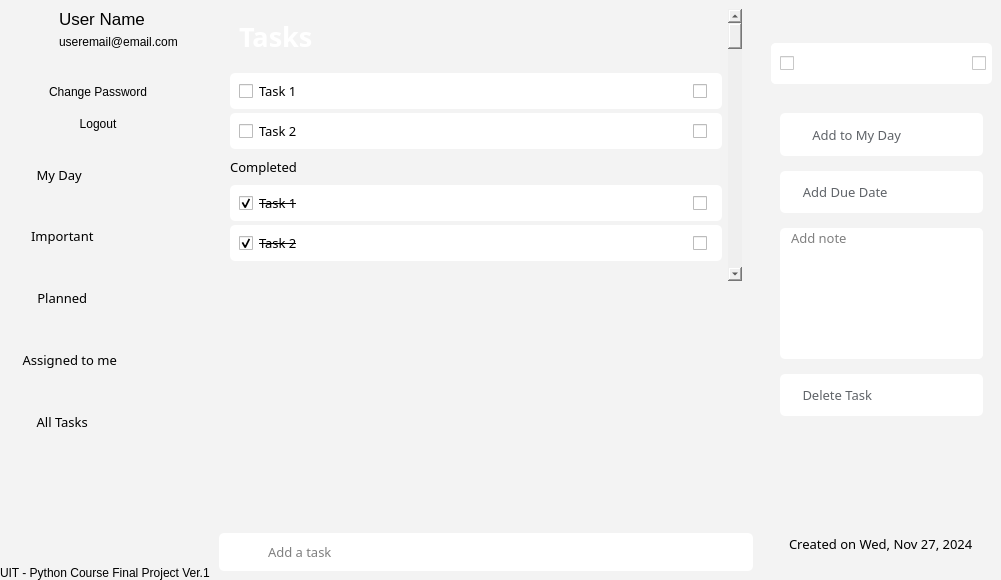
AgentMajin/taskify, file ui/ui-design.ui: the form before one commit.
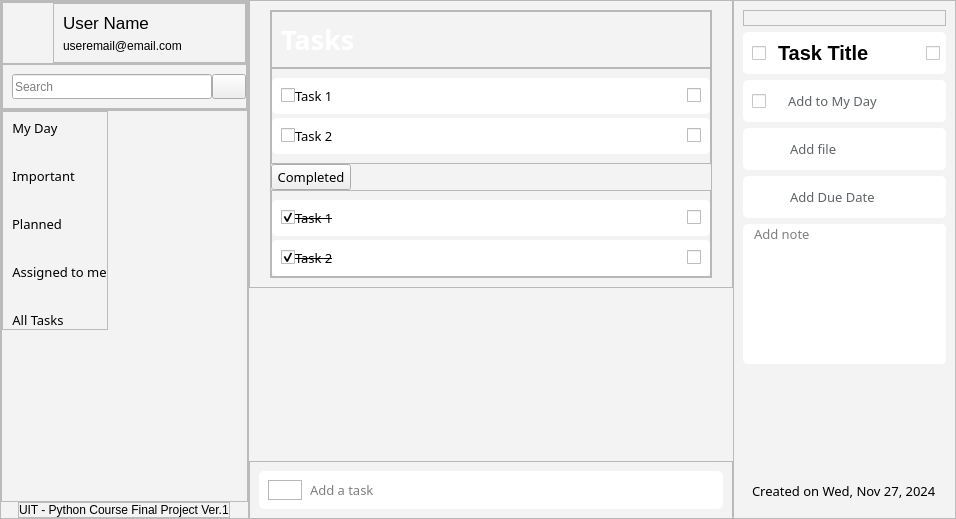
The form after the commit. The open tabs and pages were chosen to show the change. Icons and pictures are not drawn.

Commit message: update-icon-source

The edit to the form file:
```diff
--- a/ui/ui-design.ui
+++ b/ui/ui-design.ui
@@ -6,8 +6,8 @@
    <rect>
     <x>0</x>
     <y>0</y>
-    <width>1001</width>
-    <height>580</height>
+    <width>956</width>
+    <height>519</height>
    </rect>
   </property>
   <property name="sizePolicy">
@@ -40,9 +40,6 @@
      <verstretch>0</verstretch>
     </sizepolicy>
    </property>
-   <property name="styleSheet">
-    <string notr="true">border: none</string>
-   </property>
    <layout class="QHBoxLayout" name="horizontalLayout">
     <property name="spacing">
      <number>0</number>
@@ -222,23 +219,17 @@
             </layout>
            </widget>
           </item>
-          <item>
+          <item alignment="Qt::AlignLeft">
            <widget class="QFrame" name="search_frame_2">
             <property name="enabled">
              <bool>true</bool>
             </property>
             <property name="sizePolicy">
-             <sizepolicy hsizetype="Minimum" vsizetype="Preferred">
+             <sizepolicy hsizetype="Minimum" vsizetype="Fixed">
               <horstretch>0</horstretch>
               <verstretch>0</verstretch>
              </sizepolicy>
             </property>
-            <property name="minimumSize">
-             <size>
-              <width>0</width>
-              <height>100</height>
-             </size>
-            </property>
             <property name="styleSheet">
              <string notr="true">padding-top: 0px;
 margin-top:0px;</string>
@@ -249,7 +240,7 @@
             <property name="frameShadow">
              <enum>QFrame::Raised</enum>
             </property>
-            <layout class="QVBoxLayout" name="verticalLayout_11">
+            <layout class="QHBoxLayout" name="horizontalLayout_10">
              <property name="spacing">
               <number>0</number>
              </property>
@@ -269,16 +260,54 @@
               <number>9</number>
              </property>
              <item>
-              <widget class="QPushButton" name="pushButton_2">
-               <property name="text">
-                <string>Change Password</string>
+              <widget class="QLineEdit" name="search_input">
+               <property name="sizePolicy">
+                <sizepolicy hsizetype="Preferred" vsizetype="Preferred">
+                 <horstretch>0</horstretch>
+                 <verstretch>0</verstretch>
+                </sizepolicy>
+               </property>
+               <property name="minimumSize">
+                <size>
+                 <width>200</width>
+                 <height>25</height>
+                </size>
+               </property>
+               <property name="styleSheet">
+                <string notr="true">background-color:none;
+margin:0px;
+padding: 0px;</string>
+               </property>
+               <property name="placeholderText">
+                <string>Search</string>
                </property>
               </widget>
              </item>
              <item>
-              <widget class="QPushButton" name="pushButton_3">
+              <widget class="QPushButton" name="search_button">
+               <property name="sizePolicy">
+                <sizepolicy hsizetype="Fixed" vsizetype="Fixed">
+                 <horstretch>0</horstretch>
+                 <verstretch>0</verstretch>
+                </sizepolicy>
+               </property>
+               <property name="minimumSize">
+                <size>
+                 <width>0</width>
+                 <height>25</height>
+                </size>
+               </property>
+               <property name="styleSheet">
+                <string notr="true">background: none;
+margin: 0px;
+padding: 0px;</string>
+               </property>
                <property name="text">
-                <string>Logout</string>
+                <string/>
+               </property>
+               <property name="icon">
+                <iconset resource="../resources/icon.qrc">
+                 <normaloff>:/icon/icons/search_24dp_5F6368_FILL0_wght400_GRAD0_opsz24.png</normaloff>:/icon/icons/search_24dp_5F6368_FILL0_wght400_GRAD0_opsz24.png</iconset>
                </property>
               </widget>
              </item>
@@ -296,9 +325,6 @@
            <verstretch>0</verstretch>
           </sizepolicy>
          </property>
-         <property name="styleSheet">
-          <string notr="true">background:transparent</string>
-         </property>
          <property name="frameShape">
           <enum>QFrame::StyledPanel</enum>
          </property>
@@ -321,65 +347,26 @@
           <property name="bottomMargin">
            <number>0</number>
           </property>
-          <item alignment="Qt::AlignTop">
+          <item alignment="Qt::AlignLeft|Qt::AlignTop">
            <widget class="QFrame" name="menu_frame">
             <property name="sizePolicy">
-             <sizepolicy hsizetype="Preferred" vsizetype="Expanding">
-              <horstretch>0</horstretch>
-              <verstretch>0</verstretch>
-             </sizepolicy>
-            </property>
-            <property name="frameShape">
-             <enum>QFrame::StyledPanel</enum>
-            </property>
-            <property name="frameShadow">
-             <enum>QFrame::Raised</enum>
-            </property>
-            <layout class="QVBoxLayout" name="verticalLayout_8">
-             <property name="spacing">
-              <number>26</number>
-             </property>
-             <property name="leftMargin">
-              <number>0</number>
-             </property>
-             <property name="topMargin">
-              <number>0</number>
-             </property>
-             <property name="rightMargin">
-              <number>0</number>
-             </property>
-             <property name="bottomMargin">
-              <number>0</number>
-             </property>
-             <item>
-              <widget class="QFrame" name="item_frame_1">
-               <property name="sizePolicy">
                 <sizepolicy hsizetype="Preferred" vsizetype="Fixed">
                  <horstretch>0</horstretch>
                  <verstretch>0</verstretch>
                 </sizepolicy>
                </property>
-               <property name="styleSheet">
-                <string notr="true">#item_frame_1::hover {
-    background-color: rgba(255, 255, 255, 0.8); 
-	border: 1px
-}</string>
-               </property>
                <property name="frameShape">
                 <enum>QFrame::StyledPanel</enum>
                </property>
                <property name="frameShadow">
                 <enum>QFrame::Raised</enum>
                </property>
-               <layout class="QHBoxLayout" name="horizontalLayout_7">
-                <property name="spacing">
-                 <number>0</number>
-                </property>
+            <layout class="QGridLayout" name="gridLayout">
                 <property name="leftMargin">
-                 <number>0</number>
+              <number>9</number>
                 </property>
                 <property name="topMargin">
-                 <number>0</number>
+              <number>7</number>
                 </property>
                 <property name="rightMargin">
                  <number>0</number>
@@ -387,10 +374,16 @@
                 <property name="bottomMargin">
                  <number>0</number>
                 </property>
-                <item>
+             <property name="horizontalSpacing">
+              <number>20</number>
+             </property>
+             <property name="verticalSpacing">
+              <number>30</number>
+             </property>
+             <item row="0" column="0">
                  <widget class="QPushButton" name="my_day_button">
                   <property name="sizePolicy">
-                   <sizepolicy hsizetype="Preferred" vsizetype="Fixed">
+                <sizepolicy hsizetype="Fixed" vsizetype="Fixed">
                     <horstretch>0</horstretch>
                     <verstretch>0</verstretch>
                    </sizepolicy>
@@ -402,13 +395,12 @@
                    </font>
                   </property>
                   <property name="styleSheet">
-                   <string notr="true">border:solid ;
+                <string notr="true">border: none;
 text-color: rgb(0,0,0);
-padding: 8px
 </string>
                   </property>
                   <property name="text">
-                   <string>    My Day</string>
+                <string>My Day</string>
                   </property>
                   <property name="icon">
                    <iconset resource="../resources/icon.qrc">
@@ -422,158 +414,10 @@
                   </property>
                  </widget>
                 </item>
-                <item>
-                 <widget class="QFrame" name="blank_frame_5">
-                  <property name="styleSheet">
-                   <string notr="true"/>
-                  </property>
-                  <property name="frameShape">
-                   <enum>QFrame::StyledPanel</enum>
-                  </property>
-                  <property name="frameShadow">
-                   <enum>QFrame::Raised</enum>
-                  </property>
-                 </widget>
-                </item>
-               </layout>
-              </widget>
-             </item>
-             <item>
-              <widget class="QFrame" name="item_frame_2">
-               <property name="styleSheet">
-                <string notr="true">#item_frame_2::hover {
-    background-color: rgba(255, 255, 255, 0.8); 
-}</string>
-               </property>
-               <property name="frameShape">
-                <enum>QFrame::StyledPanel</enum>
-               </property>
-               <property name="frameShadow">
-                <enum>QFrame::Raised</enum>
-               </property>
-               <layout class="QHBoxLayout" name="horizontalLayout_12">
-                <item>
-                 <widget class="QPushButton" name="important_button">
-                  <property name="sizePolicy">
-                   <sizepolicy hsizetype="Minimum" vsizetype="Fixed">
-                    <horstretch>0</horstretch>
-                    <verstretch>0</verstretch>
-                   </sizepolicy>
-                  </property>
-                  <property name="font">
-                   <font>
-                    <family>Microsoft JhengHei</family>
-                    <pointsize>10</pointsize>
-                   </font>
-                  </property>
-                  <property name="styleSheet">
-                   <string notr="true">border: none;</string>
-                  </property>
-                  <property name="text">
-                   <string>    Important</string>
-                  </property>
-                  <property name="icon">
-                   <iconset resource="../resources/icon.qrc">
-                    <normaloff>:/icon/icons/star.png</normaloff>:/icon/icons/star.png</iconset>
-                  </property>
-                  <property name="iconSize">
-                   <size>
-                    <width>25</width>
-                    <height>25</height>
-                   </size>
-                  </property>
-                 </widget>
-                </item>
-                <item>
-                 <widget class="QFrame" name="blank_frame_4">
-                  <property name="frameShape">
-                   <enum>QFrame::StyledPanel</enum>
-                  </property>
-                  <property name="frameShadow">
-                   <enum>QFrame::Raised</enum>
-                  </property>
-                 </widget>
-                </item>
-               </layout>
-              </widget>
-             </item>
-             <item>
-              <widget class="QFrame" name="item_frame_3">
-               <property name="styleSheet">
-                <string notr="true">#item_frame_3::hover {
-    background-color: rgba(255, 255, 255, 0.8); 
-}</string>
-               </property>
-               <property name="frameShape">
-                <enum>QFrame::StyledPanel</enum>
-               </property>
-               <property name="frameShadow">
-                <enum>QFrame::Raised</enum>
-               </property>
-               <layout class="QHBoxLayout" name="horizontalLayout_13">
-                <item>
-                 <widget class="QPushButton" name="planned_button">
-                  <property name="sizePolicy">
-                   <sizepolicy hsizetype="Minimum" vsizetype="Fixed">
-                    <horstretch>0</horstretch>
-                    <verstretch>0</verstretch>
-                   </sizepolicy>
-                  </property>
-                  <property name="font">
-                   <font>
-                    <family>Microsoft JhengHei</family>
-                    <pointsize>10</pointsize>
-                   </font>
-                  </property>
-                  <property name="styleSheet">
-                   <string notr="true">border: none;</string>
-                  </property>
-                  <property name="text">
-                   <string>    Planned</string>
-                  </property>
-                  <property name="icon">
-                   <iconset resource="../resources/icon.qrc">
-                    <normaloff>:/icon/icons/plan.png</normaloff>:/icon/icons/plan.png</iconset>
-                  </property>
-                  <property name="iconSize">
-                   <size>
-                    <width>25</width>
-                    <height>25</height>
-                   </size>
-                  </property>
-                 </widget>
-                </item>
-                <item>
-                 <widget class="QFrame" name="blank_frame_3">
-                  <property name="frameShape">
-                   <enum>QFrame::StyledPanel</enum>
-                  </property>
-                  <property name="frameShadow">
-                   <enum>QFrame::Raised</enum>
-                  </property>
-                 </widget>
-                </item>
-               </layout>
-              </widget>
-             </item>
-             <item>
-              <widget class="QFrame" name="item_frame_4">
-               <property name="styleSheet">
-                <string notr="true">#item_frame_4::hover {
-    background-color: rgba(255, 255, 255, 0.8); 
-}</string>
-               </property>
-               <property name="frameShape">
-                <enum>QFrame::StyledPanel</enum>
-               </property>
-               <property name="frameShadow">
-                <enum>QFrame::Raised</enum>
-               </property>
-               <layout class="QHBoxLayout" name="horizontalLayout_14">
-                <item>
+             <item row="3" column="0">
                  <widget class="QPushButton" name="assign_me_button">
                   <property name="sizePolicy">
-                   <sizepolicy hsizetype="Minimum" vsizetype="Fixed">
+                <sizepolicy hsizetype="Fixed" vsizetype="Fixed">
                     <horstretch>0</horstretch>
                     <verstretch>0</verstretch>
                    </sizepolicy>
@@ -588,7 +432,7 @@
                    <string notr="true">border: none;</string>
                   </property>
                   <property name="text">
-                   <string>    Assigned to me</string>
+                <string>Assigned to me</string>
                   </property>
                   <property name="icon">
                    <iconset resource="../resources/icon.qrc">
@@ -602,37 +446,10 @@
                   </property>
                  </widget>
                 </item>
-                <item>
-                 <widget class="QFrame" name="blank_frame_2">
-                  <property name="frameShape">
-                   <enum>QFrame::StyledPanel</enum>
-                  </property>
-                  <property name="frameShadow">
-                   <enum>QFrame::Raised</enum>
-                  </property>
-                 </widget>
-                </item>
-               </layout>
-              </widget>
-             </item>
-             <item>
-              <widget class="QFrame" name="item_frame_5">
-               <property name="styleSheet">
-                <string notr="true">#item_frame_5::hover {
-    background-color: rgba(255, 255, 255, 0.8); 
-}</string>
-               </property>
-               <property name="frameShape">
-                <enum>QFrame::StyledPanel</enum>
-               </property>
-               <property name="frameShadow">
-                <enum>QFrame::Raised</enum>
-               </property>
-               <layout class="QHBoxLayout" name="horizontalLayout_15">
-                <item>
+             <item row="4" column="0">
                  <widget class="QPushButton" name="task_button">
                   <property name="sizePolicy">
-                   <sizepolicy hsizetype="Minimum" vsizetype="Fixed">
+                <sizepolicy hsizetype="Fixed" vsizetype="Fixed">
                     <horstretch>0</horstretch>
                     <verstretch>0</verstretch>
                    </sizepolicy>
@@ -647,7 +464,7 @@
                    <string notr="true">border: none</string>
                   </property>
                   <property name="text">
-                   <string>    All Tasks</string>
+                <string>All Tasks</string>
                   </property>
                   <property name="icon">
                    <iconset resource="../resources/icon.qrc">
@@ -661,17 +478,68 @@
                   </property>
                  </widget>
                 </item>
-                <item>
-                 <widget class="QFrame" name="blank_frame">
-                  <property name="frameShape">
-                   <enum>QFrame::StyledPanel</enum>
-                  </property>
-                  <property name="frameShadow">
-                   <enum>QFrame::Raised</enum>
+             <item row="2" column="0">
+              <widget class="QPushButton" name="planned_button">
+               <property name="sizePolicy">
+                <sizepolicy hsizetype="Fixed" vsizetype="Fixed">
+                 <horstretch>0</horstretch>
+                 <verstretch>0</verstretch>
+                </sizepolicy>
+               </property>
+               <property name="font">
+                <font>
+                 <family>Microsoft JhengHei</family>
+                 <pointsize>10</pointsize>
+                </font>
+               </property>
+               <property name="styleSheet">
+                <string notr="true">border: none;</string>
+               </property>
+               <property name="text">
+                <string>Planned</string>
+               </property>
+               <property name="icon">
+                <iconset resource="../resources/icon.qrc">
+                 <normaloff>:/icon/icons/plan.png</normaloff>:/icon/icons/plan.png</iconset>
+               </property>
+               <property name="iconSize">
+                <size>
+                 <width>25</width>
+                 <height>25</height>
+                </size>
                   </property>
                  </widget>
                 </item>
-               </layout>
+             <item row="1" column="0">
+              <widget class="QPushButton" name="important_button">
+               <property name="sizePolicy">
+                <sizepolicy hsizetype="Fixed" vsizetype="Fixed">
+                 <horstretch>0</horstretch>
+                 <verstretch>0</verstretch>
+                </sizepolicy>
+               </property>
+               <property name="font">
+                <font>
+                 <family>Microsoft JhengHei</family>
+                 <pointsize>10</pointsize>
+                </font>
+               </property>
+               <property name="styleSheet">
+                <string notr="true">border: none;</string>
+               </property>
+               <property name="text">
+                <string>Important</string>
+               </property>
+               <property name="icon">
+                <iconset resource="../resources/icon.qrc">
+                 <normaloff>:/icon/icons/star.png</normaloff>:/icon/icons/star.png</iconset>
+               </property>
+               <property name="iconSize">
+                <size>
+                 <width>25</width>
+                 <height>25</height>
+                </size>
+               </property>
               </widget>
              </item>
             </layout>
@@ -732,7 +600,7 @@
     <item>
      <widget class="QStackedWidget" name="stackedWidget">
       <property name="currentIndex">
-       <number>0</number>
+       <number>1</number>
       </property>
       <widget class="QWidget" name="page">
        <layout class="QVBoxLayout" name="verticalLayout_32">
@@ -754,14 +622,13 @@
         <item>
          <widget class="QFrame" name="Task">
           <property name="styleSheet">
-           <string notr="true">#Task {
-    margin: 0px;
-    background-image: url(:/icon/img/note-background.jpg);
-    background-position: center;
-    background-repeat: no-repeat;
-    border-radius: 10px;
-	background-size: 100% 100%;
-}</string>
+           <string notr="true">#Task{
+margin: 0px;
+background-image: url(:/icon/img/note-background.jpg);
+background-position: center;
+border-radius: 10px}
+
+</string>
           </property>
           <property name="frameShape">
            <enum>QFrame::StyledPanel</enum>
@@ -858,9 +725,6 @@
                       <property name="text">
                        <string>Tasks</string>
                       </property>
-                      <property name="scaledContents">
-                       <bool>false</bool>
-                      </property>
                      </widget>
                     </item>
                    </layout>
@@ -1512,24 +1376,11 @@
                 </layout>
                </widget>
               </item>
-              <item>
-               <widget class="QScrollBar" name="verticalScrollBar">
-                <property name="orientation">
-                 <enum>Qt::Vertical</enum>
-                </property>
-               </widget>
-              </item>
              </layout>
             </widget>
            </item>
            <item alignment="Qt::AlignBottom">
             <widget class="QFrame" name="add_task_frame_7">
-             <property name="sizePolicy">
-              <sizepolicy hsizetype="Preferred" vsizetype="Expanding">
-               <horstretch>0</horstretch>
-               <verstretch>0</verstretch>
-              </sizepolicy>
-             </property>
              <property name="frameShape">
               <enum>QFrame::StyledPanel</enum>
              </property>
@@ -1587,7 +1438,7 @@
                      <number>0</number>
                     </property>
                     <item>
-                     <widget class="QPushButton" name="add_task_button">
+                     <widget class="QPushButton" name="add_button_4">
                       <property name="styleSheet">
                        <string notr="true">border:none</string>
                       </property>
@@ -1777,7 +1628,7 @@
                        <string notr="true">color: white</string>
                       </property>
                       <property name="text">
-                       <string>Overdued</string>
+                       <string>My Day</string>
                       </property>
                      </widget>
                     </item>
@@ -3431,8 +3282,7 @@
        </size>
       </property>
       <property name="styleSheet">
-       <string notr="true">background-color: rgb(243,243,243);
-</string>
+       <string notr="true">background-color: rgb(243,243,243);</string>
       </property>
       <property name="frameShape">
        <enum>QFrame::StyledPanel</enum>
@@ -3441,9 +3291,6 @@
        <enum>QFrame::Raised</enum>
       </property>
       <layout class="QVBoxLayout" name="verticalLayout_4">
-       <property name="spacing">
-        <number>20</number>
-       </property>
        <item>
         <widget class="QFrame" name="close_frame">
          <property name="sizePolicy">
@@ -3564,7 +3411,7 @@
              <item>
               <widget class="QLabel" name="task_title_2">
                <property name="sizePolicy">
-                <sizepolicy hsizetype="Preferred" vsizetype="Minimum">
+                <sizepolicy hsizetype="Preferred" vsizetype="Fixed">
                  <horstretch>0</horstretch>
                  <verstretch>0</verstretch>
                 </sizepolicy>
@@ -3578,10 +3425,7 @@
                 </font>
                </property>
                <property name="text">
-                <string/>
-               </property>
-               <property name="wordWrap">
-                <bool>true</bool>
+                <string>Task Title</string>
                </property>
               </widget>
              </item>
@@ -3630,21 +3474,6 @@
         </widget>
        </item>
        <item>
-        <widget class="QFrame" name="frame_3">
-         <property name="styleSheet">
-          <string notr="true">background: transparent</string>
-         </property>
-         <property name="frameShape">
-          <enum>QFrame::StyledPanel</enum>
-         </property>
-         <property name="frameShadow">
-          <enum>QFrame::Raised</enum>
-         </property>
-         <layout class="QVBoxLayout" name="verticalLayout_9">
-          <property name="spacing">
-           <number>15</number>
-          </property>
-          <item>
            <widget class="QFrame" name="add_to_my_day_frame">
             <property name="sizePolicy">
              <sizepolicy hsizetype="Minimum" vsizetype="Fixed">
@@ -3653,15 +3482,8 @@
              </sizepolicy>
             </property>
             <property name="styleSheet">
-             <string notr="true">#add_to_my_day_frame{
-background-color: white;
- border-radius: 5px;      /* Rounded corners */
-}
-
-#add_to_my_day_frame::hover {
-    background-color: rgba(243, 243, 243, 0.8); 
-}
-</string>
+          <string notr="true">    border-radius: 5px;      /* Rounded corners */
+	background-color: white</string>
             </property>
             <property name="frameShape">
              <enum>QFrame::StyledPanel</enum>
@@ -3676,7 +3498,7 @@
              <property name="bottomMargin">
               <number>12</number>
              </property>
-             <item alignment="Qt::AlignLeft">
+          <item>
               <widget class="QCheckBox" name="add_check">
                <property name="sizePolicy">
                 <sizepolicy hsizetype="Fixed" vsizetype="Fixed">
@@ -3690,31 +3512,99 @@
                  <height>0</height>
                 </size>
                </property>
-               <property name="font">
-                <font>
-                 <family>Microsoft JhengHei</family>
-                 <pointsize>10</pointsize>
-                </font>
-               </property>
                <property name="styleSheet">
                 <string notr="true">QCheckBox::indicator::unchecked { image: url(:/icon/icons/sun.png); height: 22px; width: 22px}
 
-QCheckBox::indicator::checked { image: url(:/icon/icons/sun_fill.png); height: 22px; width: 22px}
-
-QCheckBox {color: #5f6368}</string>
+QCheckBox::indicator::checked { image: url(:/icon/icons/sun_fill.png); height: 22px; width: 22px}</string>
                </property>
                <property name="text">
-                <string> Add to My Day</string>
+             <string/>
                </property>
               </widget>
              </item>
              <item>
-              <widget class="QFrame" name="frame">
+           <widget class="QLabel" name="add_label">
+            <property name="font">
+             <font>
+              <family>Microsoft JhengHei</family>
+              <pointsize>10</pointsize>
+             </font>
+            </property>
+            <property name="styleSheet">
+             <string notr="true">color: #5f6368</string>
+            </property>
+            <property name="text">
+             <string>Add to My Day</string>
+            </property>
+           </widget>
+          </item>
+         </layout>
+        </widget>
+       </item>
+       <item>
+        <widget class="QFrame" name="add_file">
+         <property name="sizePolicy">
+          <sizepolicy hsizetype="Minimum" vsizetype="Fixed">
+           <horstretch>0</horstretch>
+           <verstretch>0</verstretch>
+          </sizepolicy>
+         </property>
+         <property name="styleSheet">
+          <string notr="true">    border-radius: 5px;      /* Rounded corners */
+	background-color: white</string>
+         </property>
                <property name="frameShape">
                 <enum>QFrame::StyledPanel</enum>
                </property>
                <property name="frameShadow">
                 <enum>QFrame::Raised</enum>
+         </property>
+         <layout class="QHBoxLayout" name="horizontalLayout_8">
+          <property name="topMargin">
+           <number>12</number>
+          </property>
+          <property name="bottomMargin">
+           <number>12</number>
+          </property>
+          <item>
+           <widget class="QPushButton" name="add_file_button">
+            <property name="sizePolicy">
+             <sizepolicy hsizetype="Fixed" vsizetype="Fixed">
+              <horstretch>0</horstretch>
+              <verstretch>0</verstretch>
+             </sizepolicy>
+            </property>
+            <property name="minimumSize">
+             <size>
+              <width>30</width>
+              <height>0</height>
+             </size>
+            </property>
+            <property name="styleSheet">
+             <string notr="true">border:none</string>
+            </property>
+            <property name="text">
+             <string/>
+            </property>
+            <property name="icon">
+             <iconset resource="../resources/icon.qrc">
+              <normaloff>:/icon/icons/attach-file.png</normaloff>:/icon/icons/attach-file.png</iconset>
+            </property>
+           </widget>
+          </item>
+          <item>
+           <widget class="QLabel" name="add_file_label">
+            <property name="font">
+             <font>
+              <family>Microsoft JhengHei</family>
+              <pointsize>10</pointsize>
+             </font>
+            </property>
+            <property name="styleSheet">
+             <string notr="true">color: #5f6368</string>
+            </property>
+            <property name="text">
+             <string>Add file</string>
                </property>
               </widget>
              </item>
@@ -3730,14 +3620,8 @@
              </sizepolicy>
             </property>
             <property name="styleSheet">
-             <string notr="true">#due_date_frame{
-background-color: white;
- border-radius: 5px;      /* Rounded corners */
-}
-
-#due_date_frame::hover {
-    background-color: rgba(243, 243, 243, 0.8); 
-}
+          <string notr="true">background-color: white;
+    border-radius: 5px;      /* Rounded corners */
 </string>
             </property>
             <property name="frameShape">
@@ -3767,18 +3651,11 @@
                  <height>0</height>
                 </size>
                </property>
-               <property name="font">
-                <font>
-                 <family>Microsoft JhengHei</family>
-                 <pointsize>10</pointsize>
-                </font>
-               </property>
                <property name="styleSheet">
-                <string notr="true">border: none;
-color: #5f6368</string>
+             <string notr="true">border: none</string>
                </property>
                <property name="text">
-                <string>    Add Due Date</string>
+             <string/>
                </property>
                <property name="icon">
                 <iconset resource="../resources/icon.qrc">
@@ -3787,12 +3664,18 @@
               </widget>
              </item>
              <item>
-              <widget class="QFrame" name="frame_2">
-               <property name="frameShape">
-                <enum>QFrame::StyledPanel</enum>
-               </property>
-               <property name="frameShadow">
-                <enum>QFrame::Raised</enum>
+           <widget class="QLabel" name="due_date_label">
+            <property name="font">
+             <font>
+              <family>Microsoft JhengHei</family>
+              <pointsize>10</pointsize>
+             </font>
+            </property>
+            <property name="styleSheet">
+             <string notr="true">color: #5f6368</string>
+            </property>
+            <property name="text">
+             <string>Add Due Date</string>
                </property>
               </widget>
              </item>
@@ -3879,90 +3762,7 @@
             </layout>
            </widget>
           </item>
-          <item>
-           <widget class="QFrame" name="delete_task">
-            <property name="sizePolicy">
-             <sizepolicy hsizetype="Minimum" vsizetype="Fixed">
-              <horstretch>0</horstretch>
-              <verstretch>0</verstretch>
-             </sizepolicy>
-            </property>
-            <property name="styleSheet">
-             <string notr="true">#delete_task {    border-radius: 5px;      /* Rounded corners */
-	background-color: white}
-
-#delete_task::hover {
-    background-color: rgba(243, 243, 243, 0.8); 
-}
-
-</string>
-            </property>
-            <property name="frameShape">
-             <enum>QFrame::StyledPanel</enum>
-            </property>
-            <property name="frameShadow">
-             <enum>QFrame::Raised</enum>
-            </property>
-            <layout class="QHBoxLayout" name="horizontalLayout_8">
-             <property name="topMargin">
-              <number>12</number>
-             </property>
-             <property name="bottomMargin">
-              <number>12</number>
-             </property>
-             <item>
-              <widget class="QPushButton" name="add_file_button">
-               <property name="sizePolicy">
-                <sizepolicy hsizetype="Fixed" vsizetype="Fixed">
-                 <horstretch>0</horstretch>
-                 <verstretch>0</verstretch>
-                </sizepolicy>
-               </property>
-               <property name="minimumSize">
-                <size>
-                 <width>30</width>
-                 <height>0</height>
-                </size>
-               </property>
-               <property name="font">
-                <font>
-                 <family>Microsoft JhengHei</family>
-                 <pointsize>10</pointsize>
-                </font>
-               </property>
-               <property name="styleSheet">
-                <string notr="true">border:none;
-color: #5f6368</string>
-               </property>
-               <property name="text">
-                <string>    Delete Task</string>
-               </property>
-               <property name="icon">
-                <iconset resource="../resources/icon.qrc">
-                 <normaloff>:/icon/icons/trash.png</normaloff>:/icon/icons/trash.png</iconset>
-               </property>
-              </widget>
-             </item>
-             <item>
-              <widget class="QLabel" name="add_file_label">
-               <property name="font">
-                <font>
-                 <family>Microsoft JhengHei</family>
-                 <pointsize>10</pointsize>
-                </font>
-               </property>
-               <property name="styleSheet">
-                <string notr="true">color: #5f6368</string>
-               </property>
-               <property name="text">
-                <string/>
-               </property>
-              </widget>
-             </item>
-            </layout>
-           </widget>
-          </item>
-          <item>
+       <item alignment="Qt::AlignBottom">
            <widget class="QFrame" name="created_date_frame">
             <property name="styleSheet">
              <string notr="true">QFrame .frame_12 {frameShape: none}</string>
@@ -3992,7 +3792,7 @@
              <property name="bottomMargin">
               <number>9</number>
              </property>
-             <item alignment="Qt::AlignHCenter|Qt::AlignBottom">
+          <item alignment="Qt::AlignHCenter">
               <widget class="QLabel" name="created_date_label">
                <property name="font">
                 <font>
@@ -4003,9 +3803,6 @@
                <property name="text">
                 <string>Created on Wed, Nov 27, 2024</string>
                </property>
-              </widget>
-             </item>
-            </layout>
            </widget>
           </item>
          </layout>
```
Lines whose indentation alone changed are shown as unchanged. The commit also changes 8 other files.
